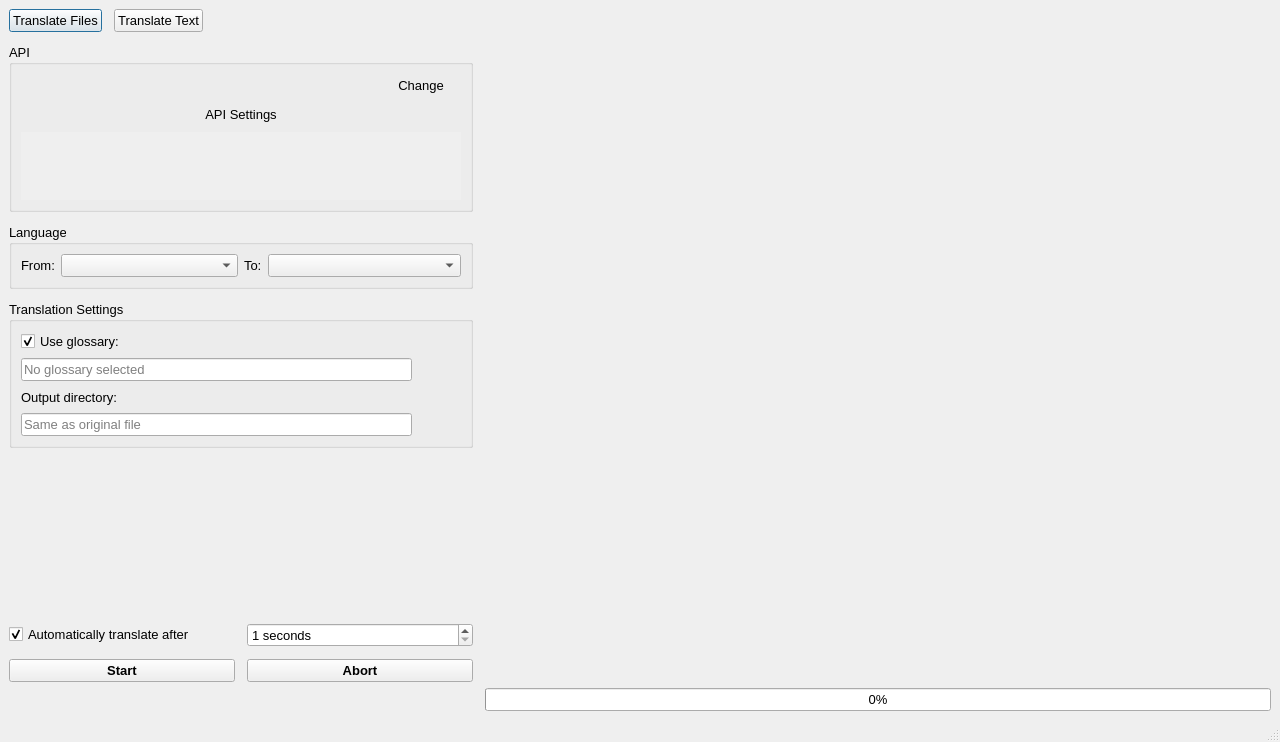
Above: ui_files/mainwindow.ui from VoxelCubes/DeepQt before the change. Below: the same form after it.
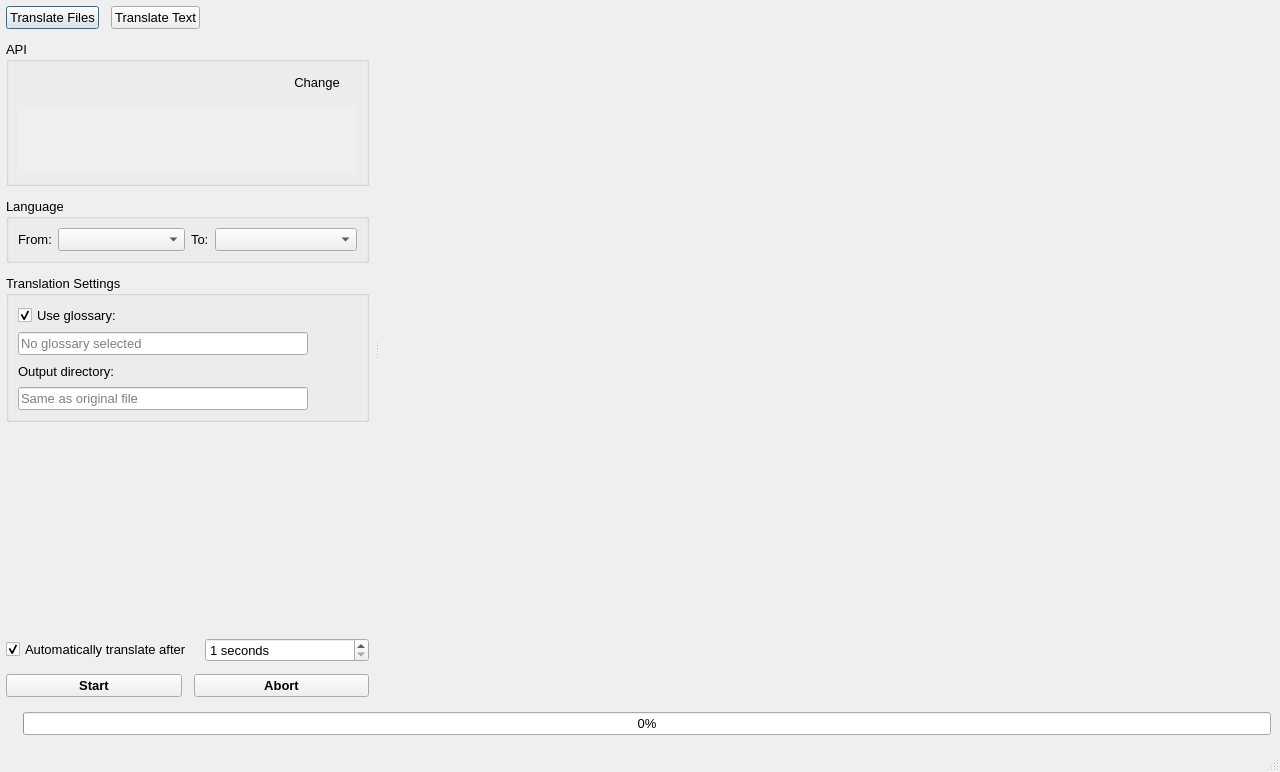
That is the form after the change. Icons and pictures are not drawn. Custom widgets are drawn as their Qt base class.

Commit message: Backend configuarion gui added

The edit to the form file:
```diff
--- a/ui_files/mainwindow.ui
+++ b/ui_files/mainwindow.ui
@@ -7,7 +7,7 @@
     <x>0</x>
     <y>0</y>
     <width>1280</width>
-    <height>742</height>
+    <height>772</height>
    </rect>
   </property>
   <property name="font">
@@ -19,16 +19,39 @@
    <string>placeholder</string>
   </property>
   <widget class="QWidget" name="centralwidget">
-   <layout class="QGridLayout" name="gridLayout">
-    <property name="horizontalSpacing">
-     <number>12</number>
+   <layout class="QVBoxLayout" name="verticalLayout_8" stretch="1,0">
+    <property name="leftMargin">
+     <number>0</number>
     </property>
-    <item row="0" column="0">
+    <property name="topMargin">
+     <number>0</number>
+    </property>
+    <property name="rightMargin">
+     <number>0</number>
+    </property>
+    <property name="bottomMargin">
+     <number>6</number>
+    </property>
+    <item>
+     <widget class="QSplitter" name="splitter">
+      <property name="orientation">
+       <enum>Qt::Horizontal</enum>
+      </property>
+      <widget class="QWidget" name="layoutWidget">
      <layout class="QVBoxLayout" name="verticalLayout">
       <property name="spacing">
        <number>12</number>
       </property>
+        <property name="leftMargin">
+         <number>6</number>
+        </property>
       <property name="topMargin">
+         <number>6</number>
+        </property>
+        <property name="rightMargin">
+         <number>6</number>
+        </property>
+        <property name="bottomMargin">
        <number>0</number>
       </property>
       <item>
@@ -114,6 +137,9 @@
          <bool>true</bool>
         </property>
         <layout class="QVBoxLayout" name="verticalLayout_3">
+           <property name="spacing">
+            <number>12</number>
+           </property>
          <item>
           <layout class="QHBoxLayout" name="horizontalLayout_2" stretch="0,1,0">
            <property name="bottomMargin">
@@ -149,31 +175,17 @@
            </item>
           </layout>
          </item>
-         <item>
-          <widget class="QPushButton" name="pushButton_backend_config_visibility">
-           <property name="text">
-            <string>API Settings</string>
-           </property>
-           <property name="icon">
-            <iconset theme="arrow-right">
-             <normaloff>.</normaloff>.</iconset>
-           </property>
-           <property name="checkable">
-            <bool>true</bool>
-           </property>
-           <property name="flat">
-            <bool>true</bool>
-           </property>
-          </widget>
-         </item>
          <item>
           <widget class="QScrollArea" name="scrollArea">
+             <property name="sizePolicy">
+              <sizepolicy hsizetype="Expanding" vsizetype="Preferred">
+               <horstretch>0</horstretch>
+               <verstretch>0</verstretch>
+              </sizepolicy>
+             </property>
            <property name="frameShape">
             <enum>QFrame::NoFrame</enum>
            </property>
-           <property name="horizontalScrollBarPolicy">
-            <enum>Qt::ScrollBarAlwaysOff</enum>
-           </property>
            <property name="widgetResizable">
             <bool>true</bool>
            </property>
@@ -182,11 +194,10 @@
              <rect>
               <x>0</x>
               <y>0</y>
-              <width>436</width>
-              <height>83</height>
-             </rect>
-            </property>
-            <layout class="QVBoxLayout" name="verticalLayout_8"/>
+                <width>390</width>
+                <height>93</height>
+               </rect>
+              </property>
            </widget>
           </widget>
          </item>
@@ -427,6 +438,9 @@
         <property name="orientation">
          <enum>Qt::Vertical</enum>
         </property>
+          <property name="sizeType">
+           <enum>QSizePolicy::MinimumExpanding</enum>
+          </property>
         <property name="sizeHint" stdset="0">
          <size>
           <width>0</width>
@@ -503,8 +517,7 @@
        </layout>
       </item>
      </layout>
-    </item>
-    <item row="0" column="1">
+      </widget>
      <widget class="QStackedWidget" name="stackedWidget">
       <property name="currentIndex">
        <number>3</number>
@@ -811,8 +824,12 @@
       <widget class="QWidget" name="page_interactive_unreliable"/>
       <widget class="QWidget" name="page_supervision"/>
      </widget>
+     </widget>
     </item>
-    <item row="1" column="0">
+    <item>
+     <widget class="QFrame" name="frame_progress_drawer">
+      <layout class="QHBoxLayout" name="horizontalLayout_12">
+       <item>
      <widget class="QLabel" name="label_progress">
       <property name="sizePolicy">
        <sizepolicy hsizetype="Fixed" vsizetype="Preferred">
@@ -825,11 +842,14 @@
       </property>
      </widget>
     </item>
-    <item row="1" column="1">
+       <item>
      <widget class="QProgressBar" name="progressBar">
       <property name="value">
        <number>0</number>
       </property>
+        </widget>
+       </item>
+      </layout>
      </widget>
     </item>
    </layout>
```
Lines whose indentation alone changed are shown as unchanged. The commit also changes 43 other files.
